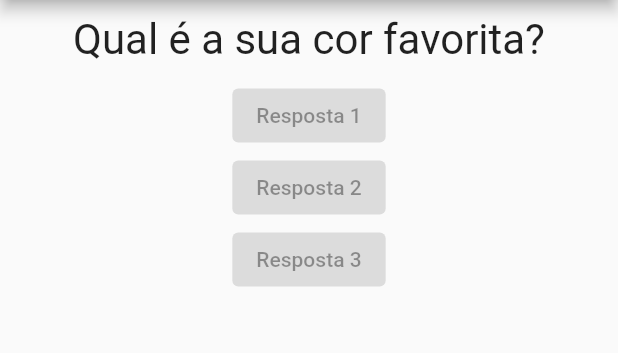
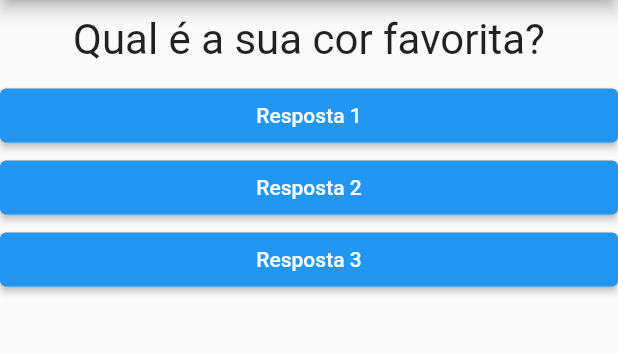
Before and after one commit to leowvazd/curso-flutter, a Flutter app: the screen it shows after launch, on a phone screen of 412 x 824 dp, the part 84-437 px from its top. Run offline on Flutter 3.47's test engine with Material 2 defaults, Android fonts, the phone set to English and light mode, and no system bars.

Commit message:
up perguntas using map

```diff
--- a/projeto_perguntas/lib/main.dart
+++ b/projeto_perguntas/lib/main.dart
@@ -11,14 +11,23 @@ class _PerguntaAppState extends State<PerguntaApp> {
     setState(() {
       _perguntaSelecionada++;
     });
-    print(_perguntaSelecionada);
   }
 
   @override
   Widget build(BuildContext context) {
     final perguntas = [
-      'Qual é a sua cor favorita?',
-      'Qual é o seu animal favorito?',
+      {
+        'texto': 'Qual é a sua cor favorita?',
+        'respostas': ['Preto', 'Vermelho', 'Verde', 'Branco'],
+      },
+      {
+        'texto': 'Qual é o seu animal favorito?',
+        'respostas': ['Coelho', 'Cobra', 'Elefante', 'Leão'],
+      },
+      {
+        'texto': 'Qual o seu instrutor favorito?',
+        'respostas': ['Maria', 'João', 'Leonardo', 'Pedro'],
+      },
     ];
 
     return MaterialApp(
@@ -28,10 +37,10 @@ class _PerguntaAppState extends State<PerguntaApp> {
         ),
         body: Column(
           children: [
-            Questao(perguntas[_perguntaSelecionada]),
-            const Resposta('Resposta 1'),
-            const Resposta('Resposta 2'),
-            const Resposta('Resposta 3'),
+            Questao(perguntas[_perguntaSelecionada]['texto'].toString()),
+            Resposta('Resposta 1', _responder),
+            Resposta('Resposta 2', _responder),
+            Resposta('Resposta 3', _responder),
           ],
         ),
       ),
--- a/projeto_perguntas/lib/questao.dart
+++ b/projeto_perguntas/lib/questao.dart
@@ -2,6 +2,7 @@ import 'package:flutter/material.dart';
 
 class Questao extends StatelessWidget {
   final String texto;
+
   const Questao(this.texto, {super.key});
 
   @override
--- a/projeto_perguntas/lib/resposta.dart
+++ b/projeto_perguntas/lib/resposta.dart
@@ -2,13 +2,22 @@ import 'package:flutter/material.dart';
 
 class Resposta extends StatelessWidget {
   final String texto;
-  const Resposta(this.texto, {super.key});
+  final void Function() quandoSelecionado;
+
+  const Resposta(this.texto, this.quandoSelecionado, {super.key});
 
   @override
   Widget build(BuildContext context) {
-    return ElevatedButton(
-      onPressed: null,
-      child: Text(texto),
+    return SizedBox(
+      width: double.infinity,
+      child: ElevatedButton(
+        style: ElevatedButton.styleFrom(
+          backgroundColor: Colors.blue,
+          foregroundColor: Colors.white,
+        ),
+        onPressed: quandoSelecionado,
+        child: Text(texto),
+      ),
     );
   }
 }
```
